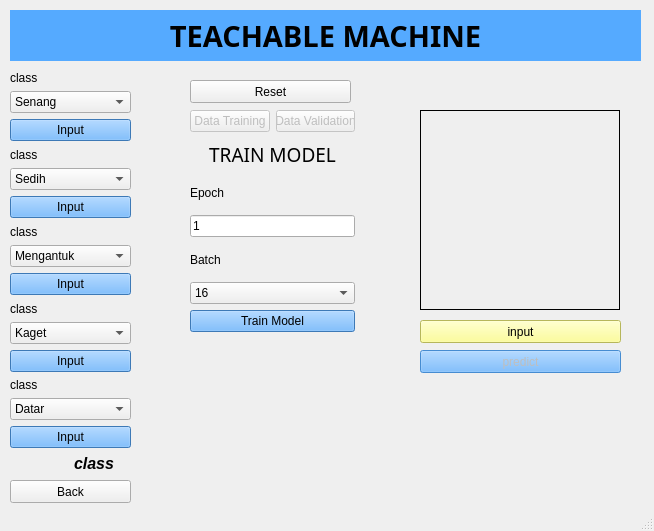
The window that index.ui (erfiandanuri80/facial-expression-teachable-machine) describes before a commit, drawn with Qt 5.
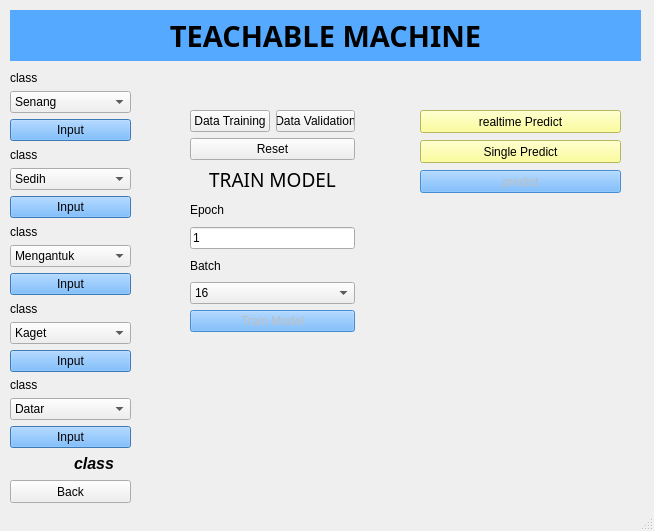
The same window after the commit.

Patch:
```diff
--- a/index.ui
+++ b/index.ui
@@ -342,8 +342,8 @@
     <property name="geometry">
      <rect>
       <x>420</x>
-      <y>390</y>
-      <width>191</width>
+      <y>410</y>
+      <width>201</width>
       <height>28</height>
      </rect>
     </property>
@@ -387,7 +387,7 @@
        <item>
         <widget class="QPushButton" name="pushButton_4">
          <property name="enabled">
-          <bool>false</bool>
+          <bool>true</bool>
          </property>
          <property name="text">
           <string>Data Training</string>
@@ -397,7 +397,7 @@
        <item>
         <widget class="QPushButton" name="pushButton_5">
          <property name="enabled">
-          <bool>false</bool>
+          <bool>true</bool>
          </property>
          <property name="text">
           <string>Data Validation</string>
@@ -406,6 +406,13 @@
        </item>
       </layout>
      </item>
+     <item>
+      <widget class="QPushButton" name="pushButton_11">
+       <property name="text">
+        <string>Reset</string>
+       </property>
+      </widget>
+     </item>
      <item>
       <layout class="QVBoxLayout" name="verticalLayout_11">
        <item>
@@ -482,7 +489,7 @@
        <item>
         <widget class="QPushButton" name="pushButton_10">
          <property name="enabled">
-          <bool>true</bool>
+          <bool>false</bool>
          </property>
          <property name="styleSheet">
           <string notr="true">background-color: rgb(85, 170, 255);</string>
@@ -519,13 +526,13 @@
     <property name="geometry">
      <rect>
       <x>420</x>
-      <y>110</y>
+      <y>210</y>
       <width>200</width>
       <height>200</height>
      </rect>
     </property>
     <property name="styleSheet">
-     <string notr="true">border: 1px solid black;</string>
+     <string notr="true"/>
     </property>
     <property name="lineWidth">
      <number>0</number>
@@ -541,7 +548,7 @@
     <property name="geometry">
      <rect>
       <x>420</x>
-      <y>320</y>
+      <y>140</y>
       <width>201</width>
       <height>23</height>
      </rect>
@@ -550,7 +557,7 @@
      <string notr="true">background-color: rgb(255, 255, 127);</string>
     </property>
     <property name="text">
-     <string>input</string>
+     <string>Single Predict</string>
     </property>
    </widget>
    <widget class="QPushButton" name="pushButton_12">
@@ -560,7 +567,7 @@
     <property name="geometry">
      <rect>
       <x>420</x>
-      <y>350</y>
+      <y>170</y>
       <width>201</width>
       <height>23</height>
      </rect>
@@ -572,17 +579,20 @@
      <string>predict</string>
     </property>
    </widget>
-   <widget class="QPushButton" name="pushButton_11">
+   <widget class="QPushButton" name="pushButton_13">
     <property name="geometry">
      <rect>
-      <x>190</x>
-      <y>80</y>
-      <width>161</width>
+      <x>420</x>
+      <y>110</y>
+      <width>201</width>
       <height>23</height>
      </rect>
     </property>
+    <property name="styleSheet">
+     <string notr="true">background-color: rgb(255, 255, 127);</string>
+    </property>
     <property name="text">
-     <string>Reset</string>
+     <string>realtime Predict</string>
     </property>
    </widget>
   </widget>
```
